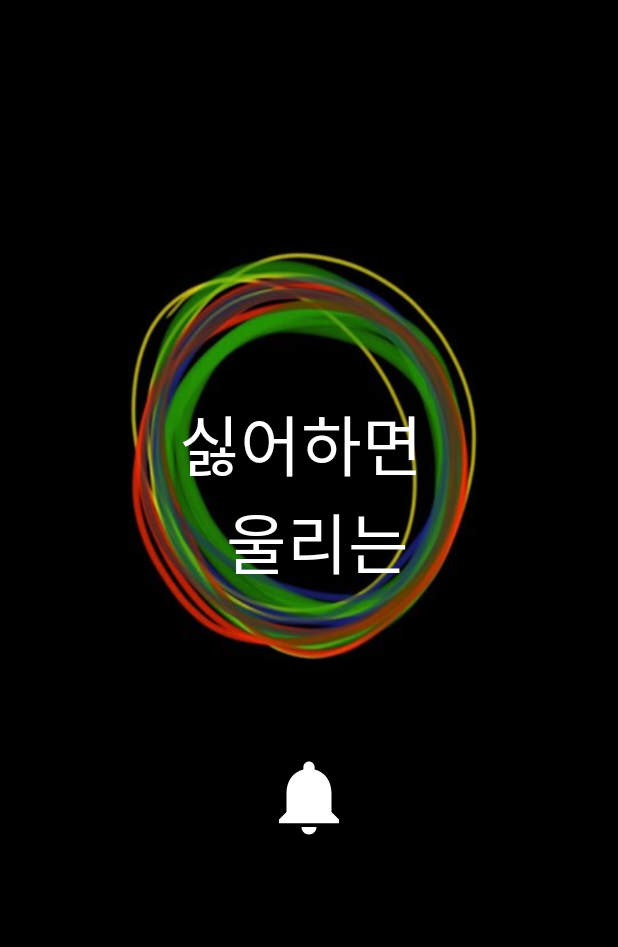
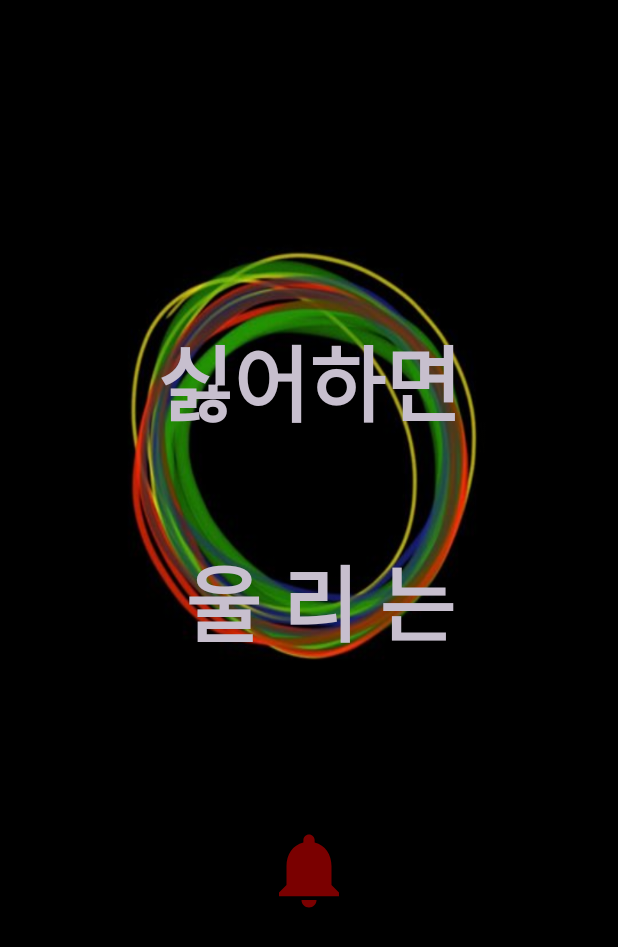
Before and after one commit to imsj114/HateAlarm, an Android app: the screen it shows after launch (SplashActivity), on a phone screen of 412 x 824 dp. Shown: the top 947 px of the screen. Run offline under Robolectric (Android 15) with nearby library versions, the phone set to English and light mode, and no system bars; 2 statements that could not run were skipped.

Commit message:
merge done

```diff
--- a/app/build.gradle
+++ b/app/build.gradle
@@ -50,7 +50,7 @@ dependencies {
     implementation 'androidx.appcompat:appcompat:1.1.0'
     implementation 'com.google.android.material:material:1.1.0'
     //noinspection GradleCompatible
-    implementation 'com.android.support:design:26.1.0'
+    implementation 'com.android.support:design:28.1.0'
     implementation 'androidx.constraintlayout:constraintlayout:1.1.3'
     implementation 'androidx.vectordrawable:vectordrawable:1.1.0'
     implementation 'androidx.navigation:navigation-fragment:2.1.0'
--- a/app/src/main/AndroidManifest.xml
+++ b/app/src/main/AndroidManifest.xml
@@ -66,6 +66,8 @@
         </activity>
 
         <meta-data android:name="com.facebook.sdk.ApplicationId" android:value="@string/facebook_app_id"/>
+
+
         <activity
             android:name="com.facebook.FacebookActivity"
             android:configChanges= "keyboard|keyboardHidden|screenLayout|screenSize|orientation"
--- a/app/src/main/res/drawable/ic_notifications_black_24dp.xml
+++ b/app/src/main/res/drawable/ic_notifications_black_24dp.xml
@@ -4,6 +4,6 @@
     android:viewportWidth="24.0"
     android:viewportHeight="24.0">
     <path
-        android:fillColor="@android:color/white"
+        android:fillColor="#7a0000"
         android:pathData="M12,22c1.1,0 2,-0.9 2,-2h-4c0,1.1 0.89,2 2,2zM18,16v-5c0,-3.07 -1.64,-5.64 -4.5,-6.32L13.5,4c0,-0.83 -0.67,-1.5 -1.5,-1.5s-1.5,0.67 -1.5,1.5v0.68C7.63,5.36 6,7.92 6,11v5l-2,2v1h16v-1l-2,-2z" />
 </vector>
--- /dev/null
+++ b/app/src/main/res/font/fung.xml
@@ -0,0 +1,7 @@
+<?xml version="1.0" encoding="utf-8"?>
+<font-family xmlns:android="http://schemas.android.com/apk/res/android">
+    <font
+        android:fontStyle="normal"
+        android:fontWeight="900"
+        android:font="@font/fungu"/>
+</font-family>
--- a/app/src/main/res/layout/activity_splash.xml
+++ b/app/src/main/res/layout/activity_splash.xml
@@ -15,16 +15,17 @@
     android:background="@drawable/splash_back_circle">
 
     <TextView
+        android:id="@+id/splash_text"
         android:layout_width="wrap_content"
         android:layout_height="wrap_content"
         android:layout_gravity="center_horizontal"
         android:layout_marginBottom="108dp"
+        android:fontFamily="@font/fung"
         android:gravity="center"
-        android:id="@+id/splash_text"
         android:text="@string/splash_text"
-        android:textColor="@android:color/white"
-        android:fontFamily="@font/flowerroad"
-        android:textSize="44sp"/>
+        android:textColor="#c7bfce"
+        android:textSize="55sp" />
+
 
     <ImageView
         android:layout_width="60dp"
--- a/app/src/main/res/layout/contact_item.xml
+++ b/app/src/main/res/layout/contact_item.xml
@@ -11,6 +11,7 @@
         android:layout_height="wrap_content"
         android:layout_margin="5dp"
         android:clickable="true"
+        android:background="#f1f2f2"
         android:orientation="horizontal">
 
         <ImageView android:id="@+id/profile"
--- a/app/src/main/res/layout/fragment_contact.xml
+++ b/app/src/main/res/layout/fragment_contact.xml
@@ -5,8 +5,7 @@
     android:layout_width="match_parent"
     android:layout_height="match_parent"
     android:orientation="vertical"
-    android:background="#FFF3F3F4"
-    android:paddingBottom="64dp"
+    android:background="#dcdbe1"
     app:layout_constraintTop_toTopOf="@+id/container"
     tools:context=".ui.contact.ContactFragment">
 
--- a/app/src/main/res/layout/fragment_gallery.xml
+++ b/app/src/main/res/layout/fragment_gallery.xml
@@ -1,8 +1,10 @@
 <?xml version="1.0" encoding="utf-8"?>
 <androidx.constraintlayout.widget.ConstraintLayout
     xmlns:android="http://schemas.android.com/apk/res/android"
+    android:background="#dcdbe1"
     android:layout_width="match_parent"
     android:layout_height="match_parent">
+
 
     <androidx.recyclerview.widget.RecyclerView
         android:layout_width="match_parent"
--- a/app/src/main/res/layout/fragment_maps.xml
+++ b/app/src/main/res/layout/fragment_maps.xml
@@ -2,7 +2,8 @@
 <androidx.constraintlayout.widget.ConstraintLayout xmlns:app="http://schemas.android.com/apk/res-auto"
     android:layout_height="match_parent"
     android:layout_width="match_parent"
-    xmlns:android="http://schemas.android.com/apk/res/android">
+    xmlns:android="http://schemas.android.com/apk/res/android"
+    android:background="#dcdbe1">
 
     <fragment xmlns:tools="http://schemas.android.com/tools"
         android:id="@+id/map"
--- a/app/src/main/res/values/colors.xml
+++ b/app/src/main/res/values/colors.xml
@@ -1,6 +1,6 @@
 <?xml version="1.0" encoding="utf-8"?>
 <resources>
-    <color name="colorPrimary">#6200EE</color>
-    <color name="colorPrimaryDark">#3700B3</color>
-    <color name="colorAccent">#03DAC5</color>
+    <color name="colorPrimary">#1C185E</color>
+    <color name="colorPrimaryDark">#6E2F0E</color>
+    <color name="colorAccent">#f1f2f2</color>
 </resources>
--- a/app/src/main/res/values/strings.xml
+++ b/app/src/main/res/values/strings.xml
@@ -1,6 +1,7 @@
 <resources>
     <string name="app_name">MadcampWeek2</string>
-    <string name="splash_text">싫어하면 \n 울리는</string>
+    <string name="splash_text">싫어하면\n\n 울 리 는</string>
+    <string name="splash_text2">--------</string>
     <string name="title_contact">Contacts</string>
     <string name="title_dashboard">Dashboard</string>
     <string name="title_gallery">Gallery</string>
```
Also changed, not shown: app/src/main/java/com/example/madcampweek2/MainActivity.kt (+4 -3 lines), app/src/main/res/layout/fragment_dashboard.xml (deleted, +0 -22 lines), app/src/main/res/layout/fragment_home.xml (deleted, +0 -22 lines), app/src/main/res/layout/text_row_item.xml (deleted, +0 -13 lines), app/src/main/res/menu/bottom_nav_menu.xml (+0 -10 lines), app/src/main/res/navigation/mobile_navigation.xml (+8 -18 lines), 3 other files.
